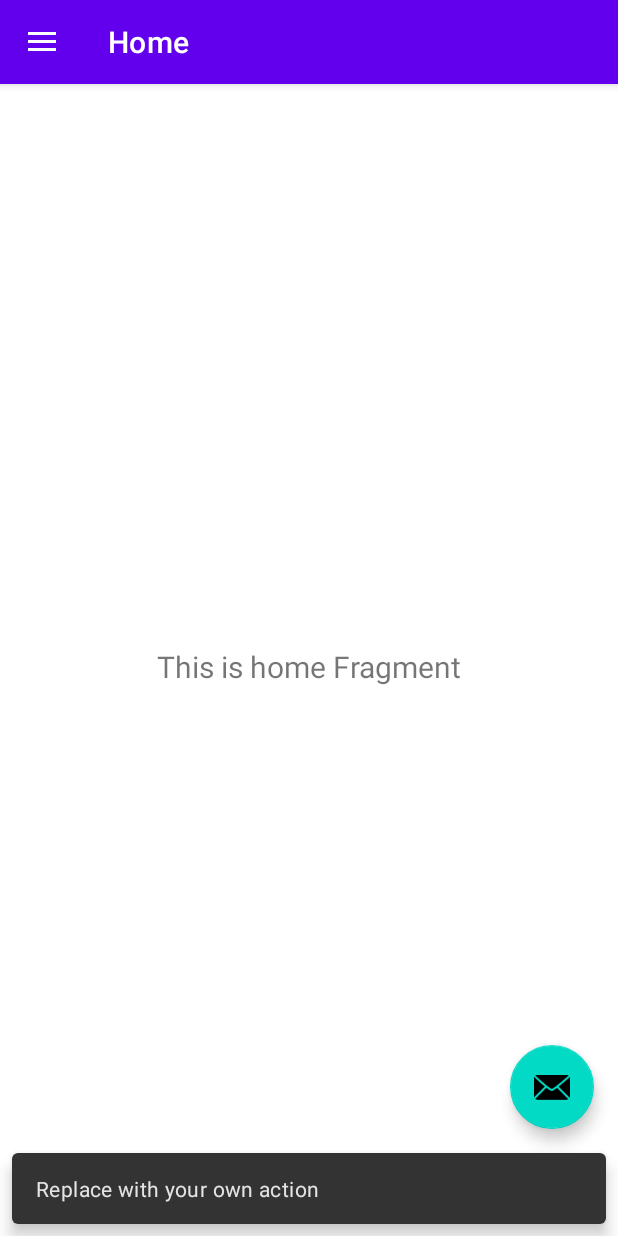
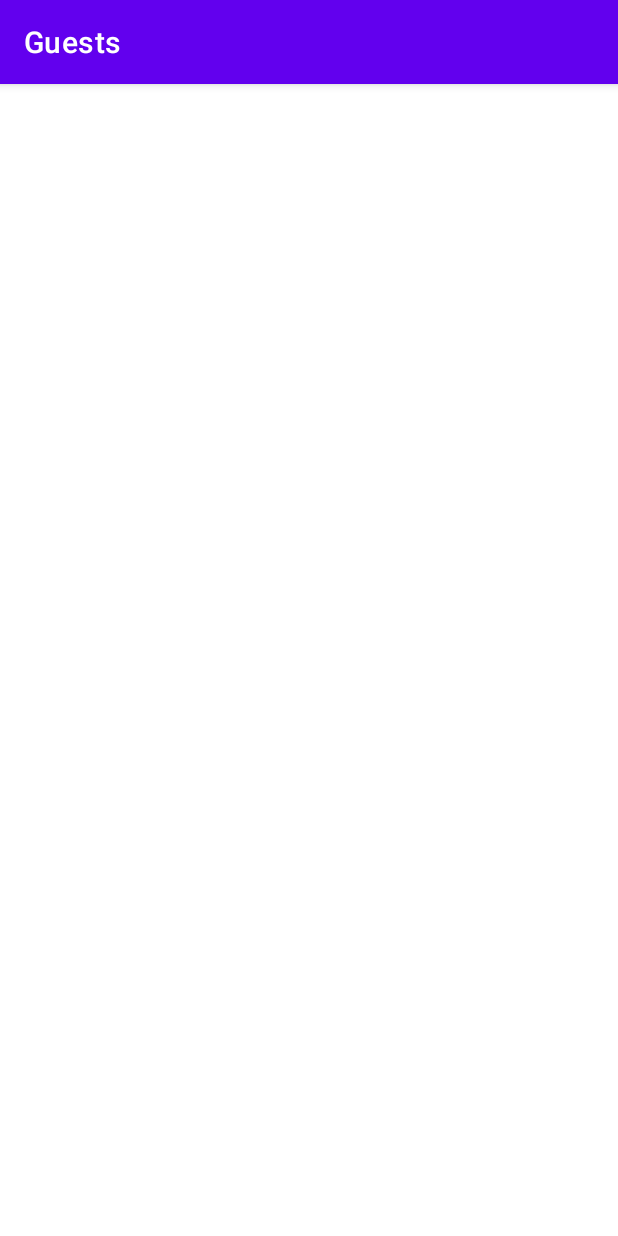
Before and after one commit to FabTrindade/Guests, an Android app: the screen it shows after launch (MainActivity before the commit, GuestFormActivity after it), after a tap on an icon or button, on a phone screen of 412 x 824 dp. Run offline under Robolectric (Android 15) with nearby library versions, the phone set to English and light mode, and no system bars; our stand-ins replace navigation-ui.

Commit message:
Customizing FAB button to open an Activity

```diff
--- a/app/src/main/AndroidManifest.xml
+++ b/app/src/main/AndroidManifest.xml
@@ -13,6 +13,9 @@
         android:theme="@style/Theme.Guests"
         tools:targetApi="31">
         <activity
+            android:name=".GuestFormActivity"
+            android:exported="false" />
+        <activity
             android:name=".MainActivity"
             android:exported="true"
             android:label="@string/app_name"
--- /dev/null
+++ b/app/src/main/java/com/fabscorp/guests/GuestFormActivity.kt
@@ -0,0 +1,11 @@
+package com.fabscorp.guests
+
+import androidx.appcompat.app.AppCompatActivity
+import android.os.Bundle
+
+class GuestFormActivity : AppCompatActivity() {
+    override fun onCreate(savedInstanceState: Bundle?) {
+        super.onCreate(savedInstanceState)
+        setContentView(R.layout.activity_guest_form)
+    }
+}
--- a/app/src/main/java/com/fabscorp/guests/MainActivity.kt
+++ b/app/src/main/java/com/fabscorp/guests/MainActivity.kt
@@ -1,5 +1,6 @@
 package com.fabscorp.guests
 
+import android.content.Intent
 import android.os.Bundle
 import android.view.Menu
 import com.google.android.material.snackbar.Snackbar
@@ -27,9 +28,12 @@
         setSupportActionBar(binding.appBarMain.toolbar)
 
         binding.appBarMain.fab.setOnClickListener { view ->
-            Snackbar.make(view, "Replace with your own action", Snackbar.LENGTH_LONG)
-                .setAction("Action", null).show()
+            startActivity(Intent(applicationContext, GuestFormActivity::class.java))
         }
+        setUpNavigation()
+    }
+
+    private fun setUpNavigation() {
         val drawerLayout: DrawerLayout = binding.drawerLayout
         val navView: NavigationView = binding.navView
         val navController = findNavController(R.id.nav_host_fragment_content_main)
@@ -44,7 +48,6 @@
         navView.setupWithNavController(navController)
     }
 
-
     override fun onSupportNavigateUp(): Boolean {
         val navController = findNavController(R.id.nav_host_fragment_content_main)
         return navController.navigateUp(appBarConfiguration) || super.onSupportNavigateUp()
--- /dev/null
+++ b/app/src/main/res/layout/activity_guest_form.xml
@@ -0,0 +1,9 @@
+<?xml version="1.0" encoding="utf-8"?>
+<androidx.constraintlayout.widget.ConstraintLayout xmlns:android="http://schemas.android.com/apk/res/android"
+    xmlns:app="http://schemas.android.com/apk/res-auto"
+    xmlns:tools="http://schemas.android.com/tools"
+    android:layout_width="match_parent"
+    android:layout_height="match_parent"
+    tools:context=".GuestFormActivity">
+
+</androidx.constraintlayout.widget.ConstraintLayout>
```
